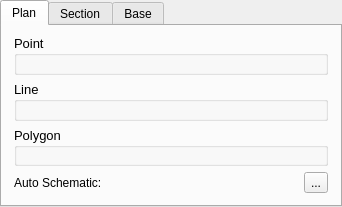
Old version of the form src/drawing_widget_base.ui in the repository lparchaeology/ArkPlan.
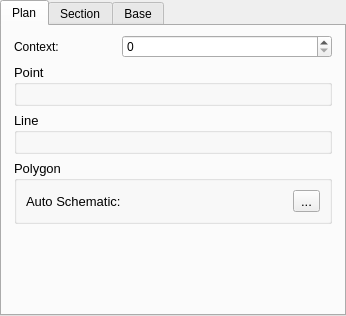
New version of the form. Icons and pictures are not drawn.

Commit message: WIP Rework the drawing tools and source metadata

Patch:
```diff
--- a/src/drawing_widget_base.ui
+++ b/src/drawing_widget_base.ui
@@ -6,8 +6,8 @@
    <rect>
     <x>0</x>
     <y>0</y>
-    <width>342</width>
-    <height>207</height>
+    <width>346</width>
+    <height>316</height>
    </rect>
   </property>
   <property name="windowTitle">
@@ -30,41 +30,52 @@
     <property name="bottomMargin">
      <number>12</number>
     </property>
-    <item row="3" column="1">
-     <widget class="QToolButton" name="autoSchematicTool">
-      <property name="toolTip">
-       <string>&lt;html&gt;&lt;head/&gt;&lt;body&gt;&lt;p&gt;Auto Schematic&lt;/p&gt;&lt;/body&gt;&lt;/html&gt;</string>
+    <item row="6" column="0" colspan="3">
+     <widget class="QGroupBox" name="planPolygonGroup">
+      <property name="font">
+       <font>
+        <pointsize>10</pointsize>
+       </font>
       </property>
-      <property name="text">
-       <string>...</string>
+      <property name="title">
+       <string>Polygon</string>
       </property>
-      <property name="icon">
-       <iconset resource="resources.qrc">
-        <normaloff>:/plugins/ark/plan/autoSchematic.png</normaloff>:/plugins/ark/plan/autoSchematic.png</iconset>
+      <property name="flat">
+       <bool>true</bool>
       </property>
+      <layout class="QGridLayout" name="planPolygonLayout">
+       <item row="0" column="0">
+        <layout class="QHBoxLayout" name="horizontalLayout">
+         <item>
+          <widget class="QLabel" name="autoSchematiclLabel">
+           <property name="text">
+            <string>Auto Schematic:</string>
+           </property>
+           <property name="buddy">
+            <cstring>autoSchematicTool</cstring>
+           </property>
+          </widget>
+         </item>
+         <item>
+          <widget class="QToolButton" name="autoSchematicTool">
+           <property name="toolTip">
+            <string>&lt;html&gt;&lt;head/&gt;&lt;body&gt;&lt;p&gt;Auto Schematic&lt;/p&gt;&lt;/body&gt;&lt;/html&gt;</string>
+           </property>
+           <property name="text">
+            <string>...</string>
+           </property>
+           <property name="icon">
+            <iconset resource="resources.qrc">
+             <normaloff>:/plugins/ark/plan/autoSchematic.png</normaloff>:/plugins/ark/plan/autoSchematic.png</iconset>
+           </property>
+          </widget>
+         </item>
+        </layout>
+       </item>
+      </layout>
      </widget>
     </item>
-    <item row="4" column="0" colspan="2">
-     <spacer name="verticalSpacer">
-      <property name="orientation">
-       <enum>Qt::Vertical</enum>
-      </property>
-      <property name="sizeHint" stdset="0">
-       <size>
-        <width>20</width>
-        <height>40</height>
-       </size>
-      </property>
-     </spacer>
-    </item>
-    <item row="3" column="0">
-     <widget class="QLabel" name="autoSchematiclLabel">
-      <property name="text">
-       <string>Auto Schematic:</string>
-      </property>
-     </widget>
-    </item>
-    <item row="0" column="0" colspan="2">
+    <item row="4" column="0" colspan="3">
      <widget class="QGroupBox" name="planPointGroup">
       <property name="font">
        <font>
@@ -80,7 +91,7 @@
       <layout class="QGridLayout" name="planPointLayout"/>
      </widget>
     </item>
-    <item row="1" column="0" colspan="2">
+    <item row="5" column="0" colspan="3">
      <widget class="QGroupBox" name="planLineGroup">
       <property name="font">
        <font>
@@ -96,20 +107,37 @@
       <layout class="QGridLayout" name="planLineLayout"/>
      </widget>
     </item>
-    <item row="2" column="0" colspan="2">
-     <widget class="QGroupBox" name="planPolygonGroup">
-      <property name="font">
-       <font>
-        <pointsize>10</pointsize>
-       </font>
+    <item row="8" column="0" colspan="3">
+     <spacer name="verticalSpacer">
+      <property name="orientation">
+       <enum>Qt::Vertical</enum>
       </property>
-      <property name="title">
-       <string>Polygon</string>
+      <property name="sizeHint" stdset="0">
+       <size>
+        <width>20</width>
+        <height>40</height>
+       </size>
       </property>
-      <property name="flat">
-       <bool>true</bool>
+     </spacer>
+    </item>
+    <item row="0" column="0">
+     <widget class="QLabel" name="contextLabel">
+      <property name="text">
+       <string>Context:</string>
       </property>
-      <layout class="QGridLayout" name="planPolygonLayout"/>
+      <property name="buddy">
+       <cstring>contextSpin</cstring>
+      </property>
+     </widget>
+    </item>
+    <item row="0" column="1" colspan="2">
+     <widget class="QSpinBox" name="contextSpin">
+      <property name="toolTip">
+       <string>Source ID</string>
+      </property>
+      <property name="maximum">
+       <number>99999</number>
+      </property>
      </widget>
     </item>
    </layout>
```
Left out of the diff: 73 changed lines with no effect on the pictures. The commit also changes 13 other files.
